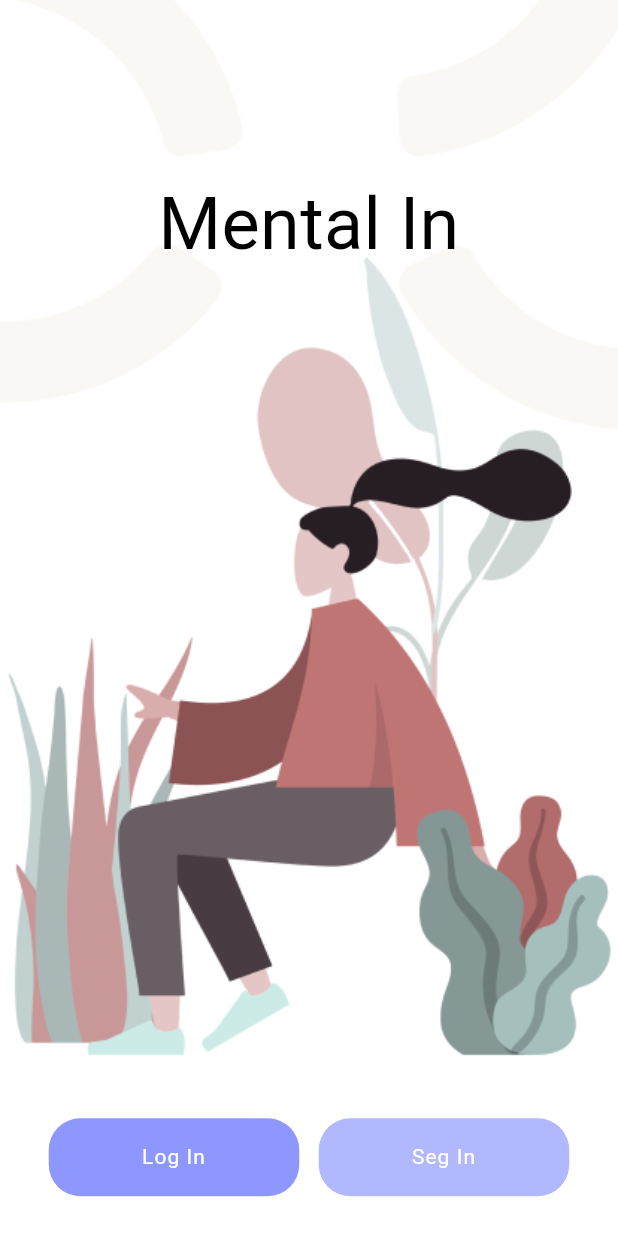
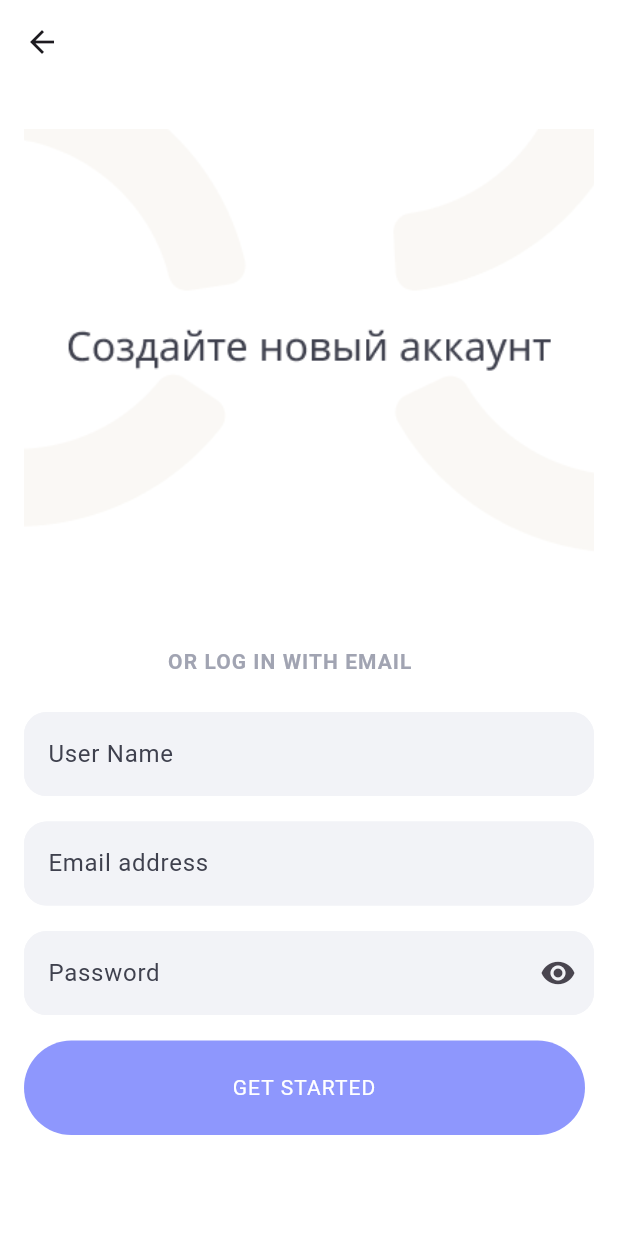
Before and after one commit to QuiXXX00/Mental-In, a Flutter app: the screen it shows after launch, after a tap on "Log In", on a phone screen of 412 x 824 dp. Run offline on Flutter 3.47's test engine with Material 3 defaults, Android fonts, the phone set to English and light mode, and no system bars; our stand-ins replace flutter_svg, google_fonts; missing offline and left inert: dart:ffi; Roboto replaces fonts that are missing (HelveticaNeue, Poppins).

Commit message:
пошел нахуй сам разберешься

```diff
--- /dev/null
+++ b/lib/feature/auth/ui/login.dart
@@ -0,0 +1,100 @@
+import 'package:flutter/material.dart';
+import 'package:smart/widgets/buttons/custom_text_batton.dart';
+import 'package:smart/widgets/customTextFild/custom_text_fild_Password.dart';
+
+import '../../../widgets/buttons/text_button_gradient.dart';
+import '../../../widgets/customTextFild/custom_text_fild.dart';
+
+class LoginScreen extends StatefulWidget {
+  LoginScreen({super.key});
+
+  @override
+  State<LoginScreen> createState() => _LoginScreenState();
+}
+
+class _LoginScreenState extends State<LoginScreen> {
+  final TextEditingController nameController = TextEditingController();
+
+  final TextEditingController passwordController = TextEditingController();
+
+  final TextEditingController mailController = TextEditingController();
+
+  @override
+  Widget build(BuildContext context) {
+    return Scaffold(
+      resizeToAvoidBottomInset: true,
+      // Поднимает содержимое при открытии клавиатуры
+      appBar: AppBar(
+        backgroundColor: Colors.transparent,
+        elevation: 0,
+      ),
+      body: SingleChildScrollView(
+        child: Padding(
+          padding: EdgeInsets.symmetric(vertical: 30, horizontal: 16),
+          child: Column(
+            crossAxisAlignment: CrossAxisAlignment.start,
+            children: [
+              Center(
+                child: Container(
+                  width: 474.14,
+                  height: 334.71,
+                  decoration: const BoxDecoration(
+                    image: DecorationImage(
+                      image: AssetImage('Assets/Group 481738(1).png'),
+                      fit: BoxFit.cover,
+                    ),
+                  ),
+                ),
+              ),
+              SizedBox(height: 20),
+              Center(
+                child: SizedBox(
+                  width: 188.54,
+                  height: 14,
+                  child: Text(
+                    'OR LOG IN WITH EMAIL',
+                    style: TextStyle(
+                      color: Color(0xFFA1A4B2),
+                      fontSize: 14,
+                      fontFamily: 'HelveticaNeue',
+                      fontWeight: FontWeight.w700,
+                      height: 0.08,
+                      letterSpacing: 0.70,
+                    ),
+                  ),
+                ),
+              ),
+              SizedBox(height: 20),
+              CustomTextField(
+                countCifra: 5,
+                text: 'User Name',
+                controller: nameController,
+                // Устанавливает фокус на это поле при открытии экрана
+              ),
+              SizedBox(height: 10),
+              CustomTextField(
+                countCifra: 5,
+                text: 'Email address',
+                controller: mailController,
+              ),
+              SizedBox(height: 10),
+              PasswordTextField(
+                text: 'Password',
+                text1: 'Password',
+                controller: passwordController,
+              ),
+              SizedBox(height: 10),
+              CustomTextButton(
+                  isActive: true,
+                  text: 'GET STARTED',
+                  callback: () {},
+                  height: 63,
+                  width: 374,
+                  border: 38)
+            ],
+          ),
+        ),
+      ),
+    );
+  }
+}
--- a/lib/feature/auth/ui/welcome_screen.dart
+++ b/lib/feature/auth/ui/welcome_screen.dart
@@ -9,6 +9,7 @@ class WelcomeScreen extends StatelessWidget {
   @override
   Widget build(BuildContext context) {
     return Scaffold(
+      resizeToAvoidBottomInset: false,
       body: Container(
         child: Column(
           children: [
@@ -42,7 +43,7 @@ class WelcomeScreen extends StatelessWidget {
                       text: 'Log In',
                       callback: () {
                         Navigator.pushNamed(context, '/auth');
-                      }),
+                      }, border: 21,),
                   const SizedBox(
                     width: 13,
                   ),
@@ -53,7 +54,7 @@ class WelcomeScreen extends StatelessWidget {
                       text: 'Seg In',
                       callback: () {
                         Navigator.pushNamed(context, '/Reg');
-                      }),
+                      }, border: 21,),
                 ],
               ),
             )
--- a/lib/main.dart
+++ b/lib/main.dart
@@ -3,6 +3,8 @@ import 'package:flutter/material.dart';
 
 import 'package:flutter/services.dart';
 
+import 'feature/auth/ui/login.dart';
+import 'feature/auth/ui/sign_in.dart';
 import 'feature/auth/ui/welcome_screen.dart';
 
 void main() {
@@ -27,8 +29,8 @@ class MyApp extends StatelessWidget {
       ),
       routes: {
         "/": (context) => WelcomeScreen(),
-        // "/auth": (context) => LoginScreen(),
-        // "/Reg": (context) => RegScreen(),
+         "/auth": (context) => LoginScreen(),
+        "/Reg": (context) => SeginInScreen(),
         // "/Reg2": (context) => registerSecondScreen(),
         // "/UserProfile": (context) => TestApp(),
       },
--- a/lib/widgets/buttons/custom_text_batton.dart
+++ b/lib/widgets/buttons/custom_text_batton.dart
@@ -7,7 +7,7 @@ class CustomTextButton extends StatelessWidget {
         required this.text,
         required this.callback,
         required this.height,
-        required this.width});
+        required this.width, required this.border});
 
   final bool isActive;
 
@@ -17,6 +17,7 @@ class CustomTextButton extends StatelessWidget {
   final VoidCallback callback;
   final double height;
   final double width;
+  final double border;
 
   @override
   Widget build(BuildContext context) {
@@ -28,7 +29,7 @@ class CustomTextButton extends StatelessWidget {
           style: ElevatedButton.styleFrom(
             backgroundColor: isActive ? _activeColor : _notActiveColor,
             shape: RoundedRectangleBorder(
-              borderRadius: BorderRadius.circular(21),
+              borderRadius: BorderRadius.circular(border),
             ),
           ),
           child: Text(
--- a/lib/widgets/customTextFild/custom_text_fild.dart
+++ b/lib/widgets/customTextFild/custom_text_fild.dart
@@ -1,25 +1,53 @@
 import 'package:flutter/material.dart';
 
+class CustomTextField extends StatefulWidget {
+  const CustomTextField({
+    Key? key,
 
- class CustomTextFild extends StatelessWidget {
-   const CustomTextFild({super.key, required this.isActive, required this.text, required this.text1, this.controller});
+    required this.text,
+    required this.controller, required this.countCifra,
+  }) : super(key: key);
 
 
-   final Color1 = Colors.white;
-   final Color2 = Colors.black;
   final String text;
-   final String text1;
-   final bool isActive;
-   final TextEditingController? controller;
+  final TextEditingController controller;
+  final int countCifra;
 
+  @override
+  _CustomTextFieldState createState() => _CustomTextFieldState();
+}
+
+class _CustomTextFieldState extends State<CustomTextField> {
+  bool showCheckIcon = false;
+
+  @override
+  void initState() {
+    super.initState();
+    widget.controller.addListener(textChanged);
+    textChanged(); // Вызываем здесь, чтобы установить начальное значение для showCheckIcon
+  }
+
+  @override
+  void dispose() {
+    widget.controller.removeListener(textChanged);
+    super.dispose();
+  }
+
+  void textChanged() {
+    setState(() {
+      showCheckIcon = widget.controller.text.length > widget.countCifra;
+    });
+  }
 
   @override
   Widget build(BuildContext context) {
-     return TextField(
-       style: const TextStyle(color: Colors.white),
+    return SizedBox(
+      height: 63,
+      child: TextField(
+        style: TextStyle(color: const Color(0xFF3F414E)),
         decoration: InputDecoration(
           filled: true,
-         fillColor: const Color(0xFF48494A),
+          fillColor: const Color(0xFFF2F3F7),
           focusedBorder: const OutlineInputBorder(
             borderSide: BorderSide(width: 1, color: Color(0xFFACACAC)),
           ),
@@ -27,15 +55,15 @@ import 'package:flutter/material.dart';
             borderSide: BorderSide(width: 1, color: Colors.white),
           ),
           enabledBorder: OutlineInputBorder(
-             borderSide: BorderSide(width: 1, color: isActive? Color1 : Color2),
-             borderRadius: BorderRadius.circular(15)
+            borderSide: const BorderSide(width: 1, color: Color(0xFFF2F3F7)),
+            borderRadius: BorderRadius.circular(15),
           ),
-         hintText: text1,
-         hintStyle: TextStyle(
-           color: Colors.white
+          hintText: widget.text,
+          hintStyle: const TextStyle(color: Color(0xFF3F414E)),
+          prefixIcon: showCheckIcon ? const Icon(Icons.check, color: Colors.green) : null,
         ),
+        controller: widget.controller,
       ),
-       controller: controller,
     );
   }
 }
--- /dev/null
+++ b/lib/widgets/customTextFild/custom_text_fild_Password.dart
@@ -0,0 +1,57 @@
+import 'package:flutter/material.dart';
+
+class PasswordTextField extends StatefulWidget {
+  const PasswordTextField({
+    Key? key,
+    required this.text,
+    required this.text1,
+    required this.controller,
+  }) : super(key: key);
+
+  final String text;
+  final String text1;
+  final TextEditingController controller;
+
+  @override
+  _PasswordTextFieldState createState() => _PasswordTextFieldState();
+}
+
+class _PasswordTextFieldState extends State<PasswordTextField> {
+  bool showPassword = false;
+
+  @override
+  Widget build(BuildContext context) {
+    return SizedBox(
+      height: 63,
+      child: TextField(
+        obscureText: !showPassword, // Показывать или скрывать пароль
+        style: TextStyle(color: const Color(0xFF3F414E)),
+        decoration: InputDecoration(
+          filled: true,
+          fillColor: const Color(0xFFF2F3F7),
+          focusedBorder: const OutlineInputBorder(
+            borderSide: BorderSide(width: 1, color: Color(0xFFA1A4B2)),
+          ),
+          disabledBorder: const OutlineInputBorder(
+            borderSide: BorderSide(width: 1, color: Colors.white),
+          ),
+          enabledBorder: OutlineInputBorder(
+            borderSide: const BorderSide(width: 1, color: Color(0xFFF2F3F7)),
+            borderRadius: BorderRadius.circular(15),
+          ),
+          hintText: widget.text1,
+          hintStyle: const TextStyle(color: Color(0xFF3F414E)),
+          suffixIcon: IconButton(
+            icon: Icon(showPassword ? Icons.visibility_off : Icons.visibility),
+            onPressed: () {
+              setState(() {
+                showPassword = !showPassword;
+              });
+            },
+          ),
+        ),
+        controller: widget.controller,
+      ),
+    );
+  }
+}
--- a/pubspec.yaml
+++ b/pubspec.yaml
@@ -30,7 +30,7 @@ dependencies:
   cupertino_icons: ^1.0.2
   mask_text_input_formatter: ^2.4.0
 
-  appwrite: ^11.0.0
+
   firebase_core: ^2.24.2
   firebase_messaging: ^14.7.9
 
```
Also changed, not shown: lib/feature/auth/ui/sign_in.dart (added, +93 -0 lines), lib/utils/AppTypography.dart (+11 -0 lines), Assets/Group 481738(1).png (added), Assets/Group 481739.png (added), pubspec.lock, 5 other files. Lines whose indentation alone changed are shown as unchanged.
